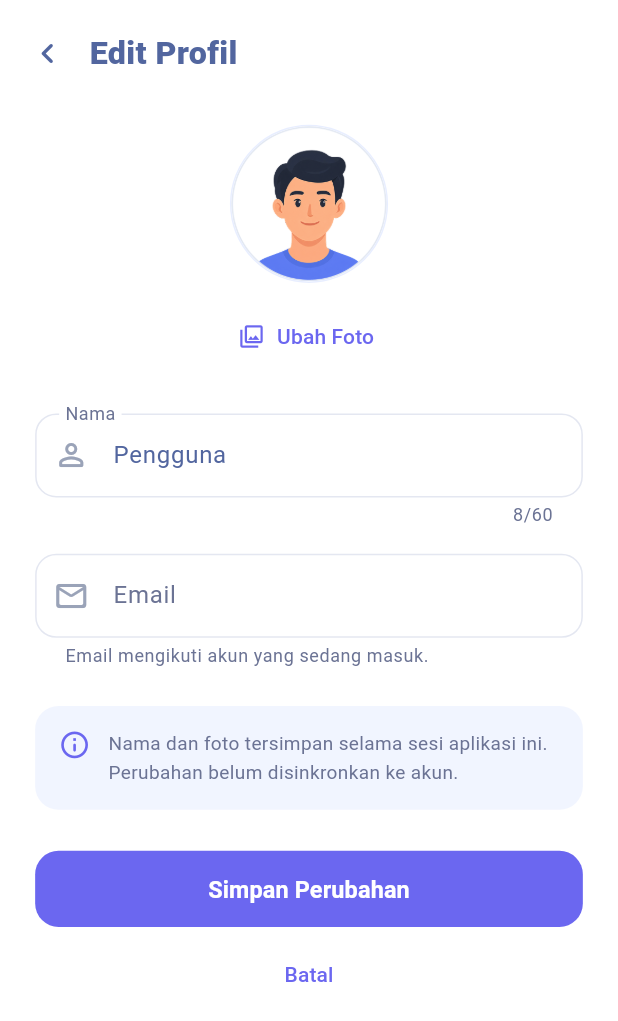
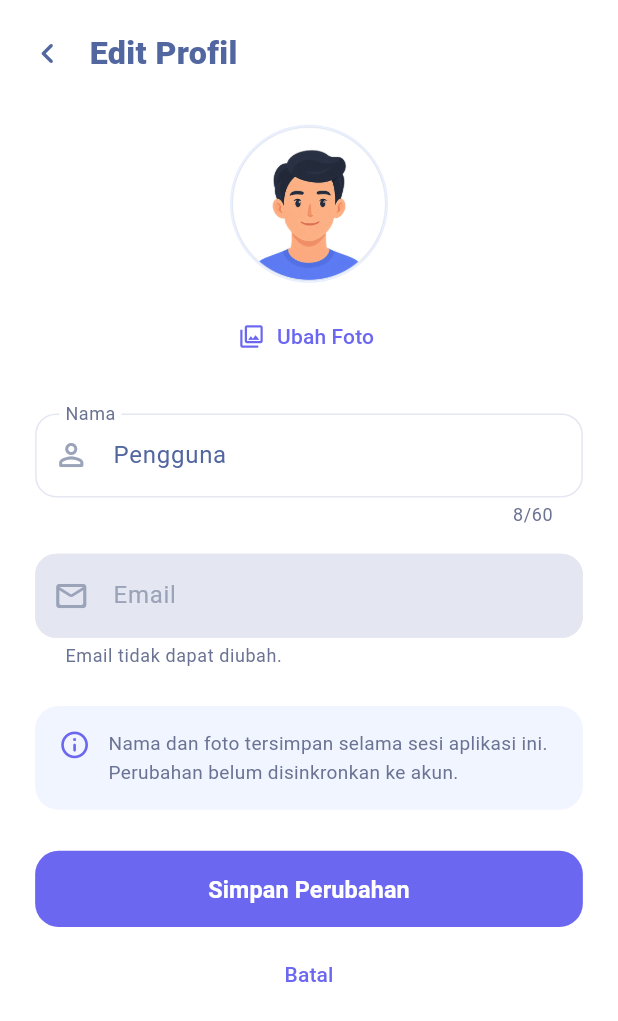
Before and after one commit to AnkaRezaa/AntiBurnout, a Flutter app: the EditProfilePage screen opened directly with empty values, on a phone screen of 412 x 824 dp. Shown: the top 1021 px of the screen. Run offline on Flutter 3.47's test engine with Material 3 defaults, Android fonts, the phone set to English and light mode, and no system bars; our stand-ins replace flutter_riverpod, go_router, image_picker; accounts and stored records are empty.

Commit message:
fix(profile): disable and mute the account email field

```diff
--- a/mobile/lib/features/profile/presentation/pages/edit_profile_page.dart
+++ b/mobile/lib/features/profile/presentation/pages/edit_profile_page.dart
@@ -154,9 +154,8 @@ class _EditProfilePageState extends ConsumerState<EditProfilePage> {
                   child: Text(
                     _photoError!,
                     textAlign: TextAlign.center,
-                    style: AppTextStyles.subtitle.copyWith(
-                      color: AppColors.error,
-                    ),
+                    style: AppTextStyles.subtitle(context)
+                        .copyWith(color: AppColors.of(context).error),
                   ),
                 ),
               SizedBox(height: context.ui(28)),
@@ -179,11 +178,19 @@ class _EditProfilePageState extends ConsumerState<EditProfilePage> {
               SizedBox(height: context.ui(18)),
               TextFormField(
                 initialValue: _email,
+                enabled: false,
                 readOnly: true,
-                decoration: const InputDecoration(
+                style: TextStyle(color: AppColors.of(context).hint),
+                decoration: InputDecoration(
                   labelText: 'Email',
-                  helperText: 'Email mengikuti akun yang sedang masuk.',
-                  prefixIcon: Icon(Icons.mail_outline_rounded),
+                  labelStyle: TextStyle(color: AppColors.of(context).hint),
+                  helperText: 'Email tidak dapat diubah.',
+                  filled: true,
+                  fillColor: AppColors.of(context).disabledSurface,
+                  prefixIcon: Icon(
+                    Icons.mail_outline_rounded,
+                    color: AppColors.of(context).hint,
+                  ),
                 ),
               ),
               SizedBox(height: context.ui(26)),
```
